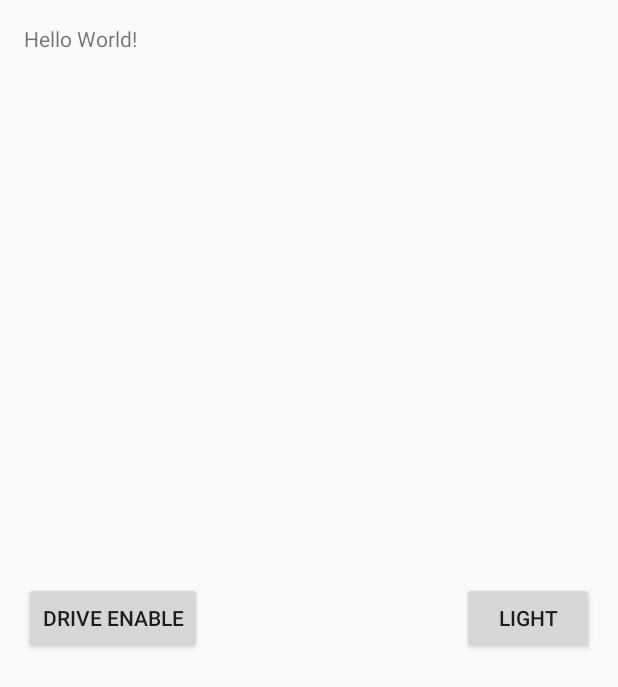
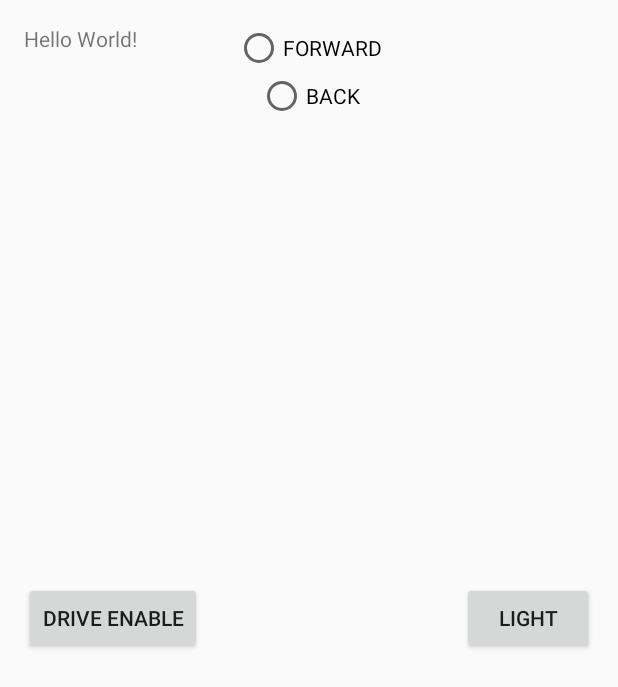
Before and after one commit to vladislavzavadski/sifo, an Android app: the layout activity_main.xml on its own in the app's theme, with its tools: preview values and no code run, on a phone screen of 412 x 824 dp. Shown: the top 687 px of the screen. Run offline under Robolectric (Android 15) with nearby library versions, the phone set to English and light mode, and no system bars.

Commit message:
add back car drive

```diff
--- a/app/src/main/java/com/example/remotecarcontrol/MainActivity.java
+++ b/app/src/main/java/com/example/remotecarcontrol/MainActivity.java
@@ -10,8 +10,8 @@ import android.net.wifi.WifiConfiguration;
 import android.net.wifi.WifiManager;
 import android.support.v7.app.AppCompatActivity;
 import android.os.Bundle;
-import android.view.View;
 import android.widget.Button;
+import android.widget.RadioButton;
 import android.widget.TextView;
 import java.net.Socket;
 
@@ -19,6 +19,8 @@ public class MainActivity extends AppCompatActivity {
     private SensorManager sensorManager;
     private SensorEventListener sensorEventListener;
     private Socket socket;
+    private RadioButton radioButtonForward;
+    private RadioButton radioButtonBack;
     @Override
     protected void onCreate(Bundle savedInstanceState) {
         super.onCreate(savedInstanceState);
@@ -27,6 +29,10 @@ public class MainActivity extends AppCompatActivity {
         wifiConnect("infolan25645", "32325645");
         sensorManager = (SensorManager)this.getSystemService(Context.SENSOR_SERVICE);
         final Button button = (Button)findViewById(R.id.button);
+        radioButtonForward = (RadioButton)findViewById(R.id.radioButtonForward);
+        radioButtonBack  = (RadioButton)findViewById(R.id.radioButtonBack);
+        radioButtonForward.setChecked(true);
+        radioButtonBack.setChecked(false);
       /*  button.setOnClickListener(new View.OnClickListener() {
             @Override
             public void onClick(View v) {
@@ -108,10 +114,14 @@ public class MainActivity extends AppCompatActivity {
             tv.setText(xAxis+"\n"+yAxis+"\n"+zAxis+"\n speed:" +speed);
             RetrieveFeedTask retrieveFeedTask = RetrieveFeedTask.getInstance();
             byte[] array = new byte[5];
-            for (int i = 1; i < array.length; i++) {
+            for (int i = 0; i < array.length; i++) {
                    array[i] = 0;
             }
-            array[0] = speed;
+            if(radioButtonForward.isChecked())
+                array[0] = speed;
+            else if(radioButtonBack.isChecked()){
+                array[1] = speed;
+            }
             retrieveFeedTask.send(array);
         }
         else{
--- a/app/src/main/res/layout/activity_main.xml
+++ b/app/src/main/res/layout/activity_main.xml
@@ -36,4 +36,37 @@
         android:layout_alignParentRight="true"
         android:layout_alignParentEnd="true" />
 
+    <RadioGroup
+        android:layout_width="match_parent"
+        android:layout_height="match_parent"
+        android:layout_alignParentBottom="true"
+        android:layout_alignRight="@+id/button2"
+        android:layout_alignEnd="@+id/button2"
+        android:layout_marginBottom="84dp"
+        android:id="@+id/radioGroup"></RadioGroup>
+
+    <RadioGroup
+        android:layout_width="match_parent"
+        android:layout_height="match_parent"
+        android:layout_alignParentBottom="true"
+        android:layout_centerHorizontal="true"
+        android:layout_marginBottom="37dp">
+
+        <RadioButton
+            android:layout_width="wrap_content"
+            android:layout_height="wrap_content"
+            android:text="FORWARD"
+            android:id="@+id/radioButtonForward"
+            android:layout_gravity="center_horizontal"
+            android:checked="false" />
+
+        <RadioButton
+            android:layout_width="wrap_content"
+            android:layout_height="wrap_content"
+            android:text="BACK"
+            android:id="@+id/radioButtonBack"
+            android:layout_gravity="center_horizontal"
+            android:checked="false" />
+    </RadioGroup>
+
 </RelativeLayout>
```
